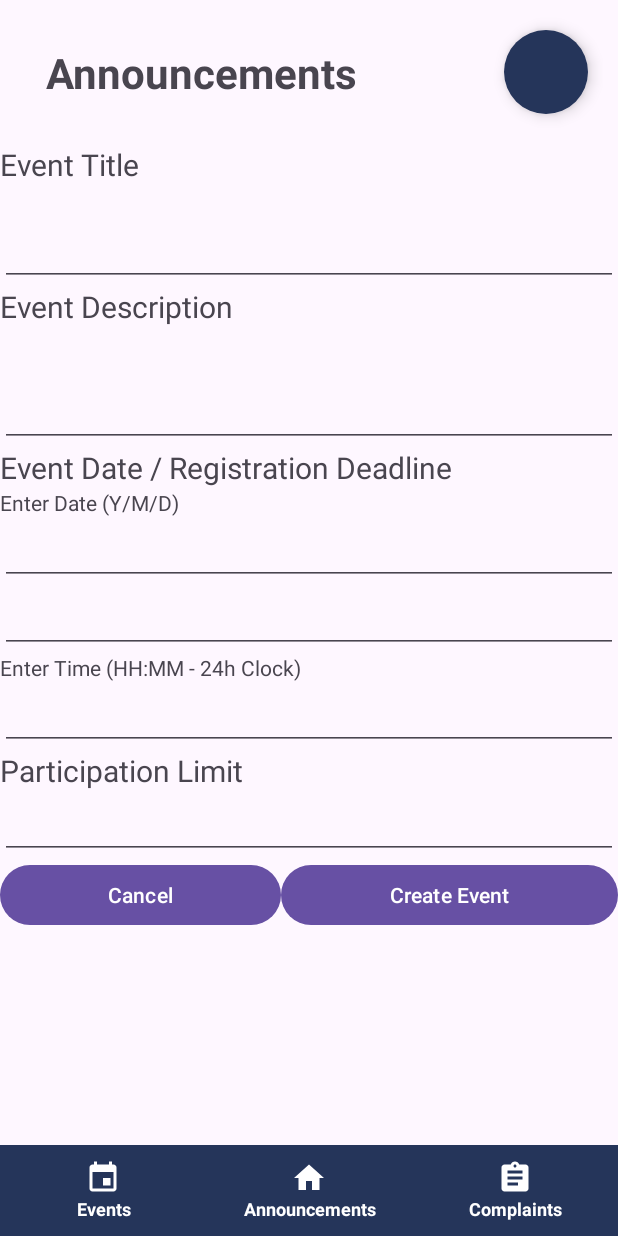
After one commit to MustafaTimbawala/B07GR12, an Android app: the fragment CreateEventFragment placed in its activity, on a phone screen of 412 x 824 dp. The commit adds this screen. Run offline under Robolectric (Android 15) with nearby library versions, the phone set to English and light mode, and no system bars; our stand-ins replace Firebase (no records; nobody signed in at launch, a user with empty details on screens opened directly); 1 statement that could not run was skipped.

Commit message:
added ui elements dealing with events

```diff
--- /dev/null
+++ b/app/src/main/java/com/example/b07project/CreateEventFragment.java
@@ -0,0 +1,158 @@
+package com.example.b07project;
+
+import android.os.Bundle;
+
+import androidx.annotation.NonNull;
+import androidx.fragment.app.Fragment;
+import androidx.fragment.app.FragmentManager;
+import androidx.fragment.app.FragmentTransaction;
+
+import android.util.Log;
+import android.view.LayoutInflater;
+import android.view.View;
+import android.view.ViewGroup;
+import android.widget.Button;
+import android.widget.EditText;
+import android.widget.Toast;
+
+import com.google.android.gms.tasks.OnCompleteListener;
+import com.google.android.gms.tasks.Task;
+import com.google.firebase.database.DataSnapshot;
+import com.google.firebase.database.DatabaseReference;
+import com.google.firebase.database.FirebaseDatabase;
+
+/**
+ * A simple {@link Fragment} subclass.
+ * Use the {@link CreateEventFragment#newInstance} factory method to
+ * create an instance of this fragment.
+ */
+public class CreateEventFragment extends Fragment {
+
+    private static final String ARG_USERNAME = "username";
+    private static final String ARG_ADMIN = "admin";
+    private String username;
+    private boolean admin;
+    private DatabaseReference db;
+
+    public CreateEventFragment() {} //Required empty public constructor
+    public static CreateEventFragment newInstance(String username, boolean admin) {
+        CreateEventFragment fragment = new CreateEventFragment();
+        Bundle args = new Bundle();
+        args.putString(ARG_USERNAME, username);
+        args.putBoolean(ARG_ADMIN, admin);
+        fragment.setArguments(args);
+        return fragment;
+    }
+
+    @Override
+    public void onCreate(Bundle savedInstanceState) {
+        super.onCreate(savedInstanceState);
+        Bundle args = getArguments();
+        if (args != null) {
+            username = args.getString(ARG_USERNAME);
+            admin = args.getBoolean(ARG_ADMIN);
+        }
+        db = FirebaseDatabase.getInstance(getString(R.string.database_link)).getReference();
+    }
+
+    @Override
+    public View onCreateView(LayoutInflater inflater, ViewGroup container,
+                             Bundle savedInstanceState) {
+        // Inflate the layout for this fragment
+        View view =  inflater.inflate(R.layout.fragment_create_event, container, false);
+        Button cancelButton = view.findViewById(R.id.cancelButton);
+        cancelButton.setOnClickListener(new View.OnClickListener() {
+            @Override
+            public void onClick(View view) {
+                FragmentManager fragmentManager = getActivity().getSupportFragmentManager();
+                FragmentTransaction fragmentTransaction = fragmentManager.beginTransaction();
+                fragmentTransaction.replace(R.id.mainFragment, EventsFragment.newInstance(username, admin));
+                fragmentTransaction.commit();
+            }
+        });
+        Button createEventButton = view.findViewById(R.id.createEventButton);
+        createEventButton.setOnClickListener(new View.OnClickListener() {
+            @Override
+            public void onClick(View v) {
+                createNewEvent();
+            }
+        });
+        return view;
+    }
+
+    private void showToast(String message) {
+        Toast.makeText(getContext(), message, Toast.LENGTH_LONG).show();
+    }
+
+    private void putEventInDatabase(Event event) {
+        db.child("Events").get().addOnCompleteListener(new OnCompleteListener<DataSnapshot>() {
+            @Override
+            public void onComplete(@NonNull Task<DataSnapshot> task) {
+                if (task.isSuccessful()) {
+                    int maxID = 0;
+                    for (DataSnapshot dataSnapshot : task.getResult().getChildren()) {
+                        maxID = Math.max(maxID, Integer.parseInt(dataSnapshot.getKey()));
+                    }
+                    db.child("Events").child(String.valueOf(maxID + 1)).setValue(event);
+                }
+            }
+        });
+    }
+
+    private void createNewEvent() {
+        EditText titleTextBox = getView().findViewById(R.id.eventTitleTextBox);
+        EditText descriptionTextBox = getView().findViewById(R.id.eventDescriptionTextBox);
+        EditText dateTextBox = getView().findViewById(R.id.eventDateTextBox);
+        EditText timeTextBox = getView().findViewById(R.id.eventTimeTextBox);
+        EditText capacityTextBox = getView().findViewById(R.id.eventCapacityTextBox);
+
+        String title = titleTextBox.getText().toString();
+        String description = descriptionTextBox.getText().toString();
+        int capacity = Integer.parseInt(capacityTextBox.getText().toString());
+        String dateString = dateTextBox.getText().toString();
+        String timeString = timeTextBox.getText().toString();
+
+        String[] dateParts = dateString.split("/");
+        if (dateParts.length != 3) {
+            showToast("Invalid date format");
+            return;
+        }
+
+        int year, month, day;
+
+        try {
+            year = Integer.parseInt(dateParts[0]);
+            month = Integer.parseInt(dateParts[1]);
+            day = Integer.parseInt(dateParts[2]);
+        } catch (NumberFormatException e) {
+            showToast("Invalid date format");
+            return;
+        }
+
+        String[] timeParts = timeString.split(":");
+        if (timeParts.length != 2) {
+            showToast("Invalid time format");
+            return;
+        }
+
+        int hour, minute;
+        try {
+            hour = Integer.parseInt(timeParts[0]);
+            minute = Integer.parseInt(timeParts[1]);
+        } catch (NumberFormatException e) {
+            showToast("Invalid time format");
+            return;
+        }
+
+        // Validate date and time
+        if (month < 1 || month > 12 || day < 1 || day > 31 || hour < 0 || hour > 23 || minute < 0 || minute > 59) {
+            showToast("Invalid date or time");
+            return;
+        }
+
+        DateTime dateTime = new DateTime(year, month, day, hour, minute);
+
+        Event event = new Event(title, dateTime, description, capacity);
+        putEventInDatabase(event);
+    }
+}
--- /dev/null
+++ b/app/src/main/java/com/example/b07project/EventsFragment.java
@@ -0,0 +1,102 @@
+package com.example.b07project;
+
+import android.os.Bundle;
+
+import androidx.annotation.NonNull;
+import androidx.fragment.app.Fragment;
+import androidx.fragment.app.FragmentManager;
+import androidx.fragment.app.FragmentTransaction;
+import androidx.recyclerview.widget.LinearLayoutManager;
+import androidx.recyclerview.widget.RecyclerView;
+
+import android.util.Log;
+import android.view.LayoutInflater;
+import android.view.View;
+import android.view.ViewGroup;
+import android.widget.Button;
+
+import com.google.android.gms.tasks.OnCompleteListener;
+import com.google.android.gms.tasks.Task;
+import com.google.firebase.database.DataSnapshot;
+import com.google.firebase.database.DatabaseReference;
+import com.google.firebase.database.FirebaseDatabase;
+
+import java.util.ArrayList;
+import java.util.List;
+
+/**
+ * A simple {@link Fragment} subclass.
+ * Use the {@link EventsFragment#newInstance} factory method to
+ * create an instance of this fragment.
+ */
+public class EventsFragment extends Fragment {
+
+    private static final String ARG_USERNAME = "username";
+    private static final String ARG_ADMIN = "admin";
+    private String username;
+    private boolean admin;
+    private List<Event> events;
+    private DatabaseReference db;
+    private EventsRecyclerViewAdapter adapter;
+
+    public EventsFragment() {} // Required empty public constructor
+
+    public static EventsFragment newInstance(String username, boolean admin) {
+        EventsFragment fragment = new EventsFragment();
+        Bundle args = new Bundle();
+        args.putString(ARG_USERNAME, username);
+        args.putBoolean(ARG_ADMIN, admin);
+        fragment.setArguments(args);
+        return fragment;
+    }
+
+    @Override
+    public void onCreate(Bundle savedInstanceState) {
+        super.onCreate(savedInstanceState);
+        Bundle args = getArguments();
+        if (args != null) {
+            username = args.getString(ARG_USERNAME);
+            admin = args.getBoolean(ARG_ADMIN);
+        }
+        events = new ArrayList<Event>();
+        db = FirebaseDatabase.getInstance(getString(R.string.database_link)).getReference();
+        db.child("Events").get().addOnCompleteListener(new OnCompleteListener<DataSnapshot>() {
+            @Override
+            public void onComplete(@NonNull Task<DataSnapshot> task) {
+                if (task.isSuccessful()) {
+                    for (DataSnapshot dataSnapshot : task.getResult().getChildren()) {
+                        events.add(dataSnapshot.getValue(Event.class));
+                    }
+                    adapter.notifyDataSetChanged();
+                }
+            }
+        });
+    }
+
+    @Override
+    public View onCreateView(LayoutInflater inflater, ViewGroup container,
+                             Bundle savedInstanceState) {
+        // Inflate the layout for this fragment
+        View view = inflater.inflate(R.layout.fragment_events, container, false);
+        Button createEventButton = view.findViewById(R.id.navToCreateEvent);
+        if (!admin) {
+            createEventButton.setVisibility(View.GONE);
+        } else {
+            createEventButton.setOnClickListener(new View.OnClickListener() {
+                @Override
+                public void onClick(View view) {
+                    FragmentManager fragmentManager = getActivity().getSupportFragmentManager();
+                    FragmentTransaction fragmentTransaction = fragmentManager.beginTransaction();
+                    fragmentTransaction.replace(R.id.mainFragment, CreateEventFragment.newInstance(username, admin));
+                    fragmentTransaction.commit();
+                }
+            });
+        }
+        RecyclerView eventsRecyclerView = view.findViewById(R.id.eventsRecyclerView);
+        adapter = new EventsRecyclerViewAdapter(getContext(), events);
+        eventsRecyclerView.setAdapter(adapter);
+        eventsRecyclerView.setLayoutManager(new LinearLayoutManager(getContext()));
+        return view;
+    }
+
+}
--- /dev/null
+++ b/app/src/main/java/com/example/b07project/EventsRecyclerViewAdapter.java
@@ -0,0 +1,61 @@
+package com.example.b07project;
+
+import android.content.Context;
+import android.util.Log;
+import android.view.LayoutInflater;
+import android.view.View;
+import android.view.ViewGroup;
+import android.widget.TextView;
+
+import androidx.annotation.NonNull;
+import androidx.recyclerview.widget.RecyclerView;
+
+import java.util.ArrayList;
+import java.util.List;
+
+public class EventsRecyclerViewAdapter extends RecyclerView.Adapter<EventsRecyclerViewAdapter.EventViewHolder>{
+
+    Context context;
+    List<Event> events;
+
+    public EventsRecyclerViewAdapter(Context context, List<Event> events) {
+        this.context = context;
+        this.events = events;
+    }
+    public static class EventViewHolder extends RecyclerView.ViewHolder {
+
+        TextView eventTitleText;
+        TextView eventDateText;
+        TextView eventDescriptionText;
+
+        public EventViewHolder(@NonNull View itemView) {
+            super(itemView);
+            eventTitleText = itemView.findViewById(R.id.eventTitleText);
+            eventDateText = itemView.findViewById(R.id.eventDateText);
+            eventDescriptionText = itemView.findViewById(R.id.eventDescriptionText);
+        }
+
+    }
+
+    @NonNull
+    @Override
+    public EventsRecyclerViewAdapter.EventViewHolder onCreateViewHolder(@NonNull ViewGroup parent, int viewType) {
+        LayoutInflater inflater = LayoutInflater.from(context);
+        View view = inflater.inflate(R.layout.events_recycler_view_row, parent, false);
+        return new EventsRecyclerViewAdapter.EventViewHolder(view);
+    }
+
+    @Override
+    public void onBindViewHolder(@NonNull EventsRecyclerViewAdapter.EventViewHolder holder, int position) {
+        Event event = events.get(position);
+        holder.eventTitleText.setText(event.getTitle());
+        holder.eventDateText.setText(event.getDate().toString());
+        holder.eventDescriptionText.setText(event.getDescription());
+    }
+
+    @Override
+    public int getItemCount() {
+        return events.size();
+    }
+
+}
--- a/app/src/main/java/com/example/b07project/HomeActivity.java
+++ b/app/src/main/java/com/example/b07project/HomeActivity.java
@@ -1,29 +1,23 @@
 package com.example.b07project;
 
-import androidx.annotation.NonNull;
 import androidx.appcompat.app.AppCompatActivity;
+import androidx.fragment.app.FragmentManager;
+import androidx.fragment.app.FragmentTransaction;
 
 import android.content.Intent;
 import android.os.Bundle;
-import android.util.Log;
 import android.view.MenuItem;
 import android.view.View;
 import android.widget.Button;
 import android.widget.PopupMenu;
-import android.widget.Toast;
 
-import com.google.android.gms.tasks.OnCompleteListener;
-import com.google.android.gms.tasks.Task;
-import com.google.firebase.database.DataSnapshot;
 import com.google.firebase.database.DatabaseReference;
 import com.google.firebase.database.FirebaseDatabase;
-
-import java.time.LocalDateTime;
 
 public class HomeActivity extends AppCompatActivity {
 
     String username;
-    boolean isAdmin;
+    boolean admin;
     DatabaseReference db;
 
     @Override
@@ -31,7 +25,7 @@ public class HomeActivity extends AppCompatActivity {
         super.onCreate(savedInstanceState);
         setContentView(R.layout.activity_home);
         username = getIntent().getStringExtra("username");
-        isAdmin = getIntent().getBooleanExtra("isAdmin", false);
+        admin = getIntent().getBooleanExtra("admin", false);
         db = FirebaseDatabase.getInstance(getString(R.string.database_link)).getReference();
 
         //profile button with pop-up menu for POST checker and sign out
@@ -43,6 +37,11 @@ public class HomeActivity extends AppCompatActivity {
                 showPopupMenu(view);
             }
         });
+
+        FragmentManager fragmentManager = getSupportFragmentManager();
+        FragmentTransaction fragmentTransaction = fragmentManager.beginTransaction();
+        fragmentTransaction.replace(R.id.mainFragment, EventsFragment.newInstance(username, admin));
+        fragmentTransaction.commit();
     }
 
     public void showPopupMenu(View view) {
--- a/app/src/main/java/com/example/b07project/SignInActivity.java
+++ b/app/src/main/java/com/example/b07project/SignInActivity.java
@@ -48,7 +48,7 @@ public class SignInActivity extends AppCompatActivity {
             Toast.makeText(this, "Welcome back " + username + "!", Toast.LENGTH_LONG).show();
             Intent intent = new Intent(this, HomeActivity.class);
             intent.putExtra("username", username);
-            intent.putExtra("isAdmin", user.isAdmin());
+            intent.putExtra("admin", user.isAdmin());
             startActivity(intent);
         } else {
             wrongPasswordAlert();
--- a/app/src/main/res/layout/activity_home.xml
+++ b/app/src/main/res/layout/activity_home.xml
@@ -44,7 +44,7 @@
     </androidx.constraintlayout.widget.ConstraintLayout>
 
     <androidx.fragment.app.FragmentContainerView
-        android:id="@+id/fragmentContainerView"
+        android:id="@+id/mainFragment"
         android:layout_width="match_parent"
         android:layout_height="0dp"
         android:layout_weight="1" />
--- /dev/null
+++ b/app/src/main/res/layout/fragment_create_event.xml
@@ -0,0 +1,128 @@
+<?xml version="1.0" encoding="utf-8"?>
+<LinearLayout xmlns:android="http://schemas.android.com/apk/res/android"
+    xmlns:app="http://schemas.android.com/apk/res-auto"
+    xmlns:tools="http://schemas.android.com/tools"
+    android:layout_width="match_parent"
+    android:layout_height="match_parent"
+    android:orientation="vertical"
+    tools:context=".CreateEventFragment" >
+
+    <TextView
+        android:layout_width="match_parent"
+        android:layout_height="wrap_content"
+        android:text="Event Title"
+        android:textSize="20sp"
+        tools:layout_editor_absoluteX="0dp"
+        tools:layout_editor_absoluteY="27dp" />
+
+    <EditText
+        android:id="@+id/eventTitleTextBox"
+        android:layout_width="match_parent"
+        android:layout_height="67dp"
+        android:ems="10"
+        android:inputType="text"
+        tools:layout_editor_absoluteX="16dp"
+        tools:layout_editor_absoluteY="54dp" />
+
+    <TextView
+        android:layout_width="match_parent"
+        android:layout_height="wrap_content"
+        android:text="Event Description"
+        android:textSize="20sp"
+        tools:layout_editor_absoluteX="0dp"
+        tools:layout_editor_absoluteY="142dp" />
+
+    <EditText
+        android:id="@+id/eventDescriptionTextBox"
+        android:layout_width="match_parent"
+        android:layout_height="80dp"
+        android:ems="10"
+        android:inputType="text"
+        app:prefixText="$"
+        tools:layout_editor_absoluteX="0dp"
+        tools:layout_editor_absoluteY="169dp" />
+
+    <TextView
+        android:layout_width="match_parent"
+        android:layout_height="wrap_content"
+        android:text="Event Date / Registration Deadline"
+        android:textSize="20sp"
+        tools:layout_editor_absoluteX="16dp"
+        tools:layout_editor_absoluteY="265dp" />
+
+    <TextView
+        android:layout_width="match_parent"
+        android:layout_height="wrap_content"
+        android:text="Enter Date (Y/M/D)"
+        tools:layout_editor_absoluteX="0dp"
+        tools:layout_editor_absoluteY="292dp" />
+
+    <EditText
+        android:id="@+id/eventDateTextBox"
+        android:layout_width="match_parent"
+        android:layout_height="wrap_content"
+        android:ems="10"
+        android:inputType="date"
+        tools:layout_editor_absoluteX="32dp"
+        tools:layout_editor_absoluteY="311dp" />
+
+    <EditText
+        android:id="@+id/editTextDate"
+        android:layout_width="match_parent"
+        android:layout_height="wrap_content"
+        android:ems="10"
+        android:inputType="date" />
+
+    <TextView
+        android:layout_width="match_parent"
+        android:layout_height="wrap_content"
+        android:text="Enter Time (HH:MM - 24h Clock)"
+        tools:layout_editor_absoluteX="0dp"
+        tools:layout_editor_absoluteY="356dp" />
+
+    <EditText
+        android:id="@+id/eventTimeTextBox"
+        android:layout_width="match_parent"
+        android:layout_height="wrap_content"
+        android:ems="10"
+        android:inputType="time"
+        tools:layout_editor_absoluteX="0dp"
+        tools:layout_editor_absoluteY="375dp" />
+
+    <TextView
+        android:layout_width="match_parent"
+        android:layout_height="wrap_content"
+        android:text="Participation Limit"
+        android:textSize="20sp"
+        tools:layout_editor_absoluteX="16dp"
+        tools:layout_editor_absoluteY="420dp" />
+
+    <EditText
+        android:id="@+id/eventCapacityTextBox"
+        android:layout_width="match_parent"
+        android:layout_height="wrap_content"
+        android:ems="10"
+        android:inputType="number"
+        tools:layout_editor_absoluteX="0dp"
+        tools:layout_editor_absoluteY="447dp" />
+
+    <LinearLayout
+        android:layout_width="match_parent"
+        android:layout_height="match_parent"
+        android:orientation="horizontal">
+
+        <Button
+            android:id="@+id/cancelButton"
+            android:layout_width="wrap_content"
+            android:layout_height="wrap_content"
+            android:layout_weight="1"
+            android:text="Cancel" />
+
+        <Button
+            android:id="@+id/createEventButton"
+            android:layout_width="wrap_content"
+            android:layout_height="wrap_content"
+            android:layout_weight="1"
+            android:text="Create Event" />
+    </LinearLayout>
+</LinearLayout>
--- a/app/src/main/res/values/colors.xml
+++ b/app/src/main/res/values/colors.xml
@@ -4,4 +4,5 @@
     <color name="white">#FFFFFFFF</color>
     <color name="hyperlink_blue">#0000EE</color>
     <color name="uoft_blue">#25355A</color>
+    <color name="uoft_blue_lighter">#007FA3</color>
 </resources>
```
Also changed, not shown: app/src/main/java/com/example/b07project/DateTime.java (+26 -7 lines), app/src/main/java/com/example/b07project/Event.java (added, +43 -0 lines), app/src/main/java/com/example/b07project/SignUpActivity.java (+4 -4 lines), app/src/main/java/com/example/b07project/User.java (+4 -4 lines), app/src/main/res/layout/events_recycler_view_row.xml (added, +33 -0 lines), app/src/main/res/layout/fragment_events.xml (added, +32 -0 lines).
